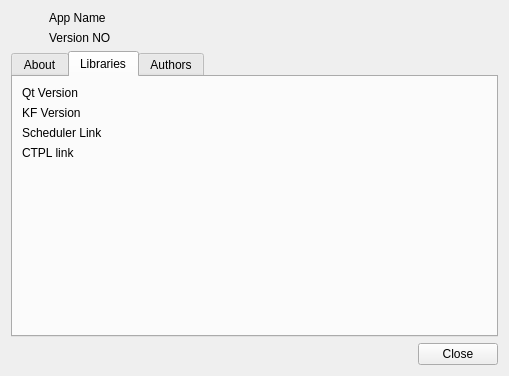
baduhai/Koi, file src/ui/about.ui: the form before one commit.
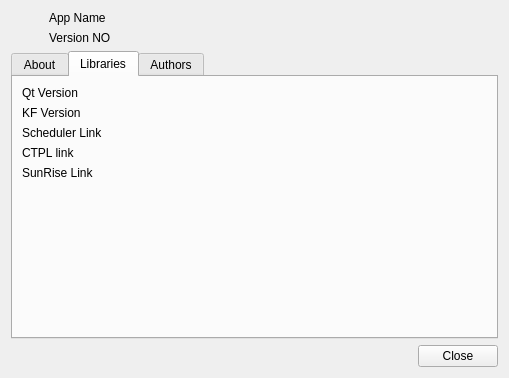
The form after the commit. The open tabs and pages were chosen to show the change. Icons and pictures are not drawn.

What changed in the file:
```diff
--- a/src/ui/about.ui
+++ b/src/ui/about.ui
@@ -7,7 +7,7 @@
     <x>0</x>
     <y>0</y>
     <width>505</width>
-    <height>376</height>
+    <height>378</height>
    </rect>
   </property>
   <property name="sizePolicy">
@@ -202,7 +202,7 @@
          </property>
         </widget>
        </item>
-       <item row="4" column="0" colspan="2">
+       <item row="5" column="0" colspan="2">
         <spacer name="verticalSpacer_5">
          <property name="orientation">
           <enum>Qt::Vertical</enum>
@@ -229,6 +229,13 @@
          </property>
         </widget>
        </item>
+       <item row="4" column="0">
+        <widget class="QLabel" name="sunriseLib">
+         <property name="text">
+          <string>SunRise Link</string>
+         </property>
+        </widget>
+       </item>
       </layout>
      </widget>
      <widget class="QWidget" name="authorTab">
```
Left out of the diff: 2 changed lines with no effect on the pictures.
